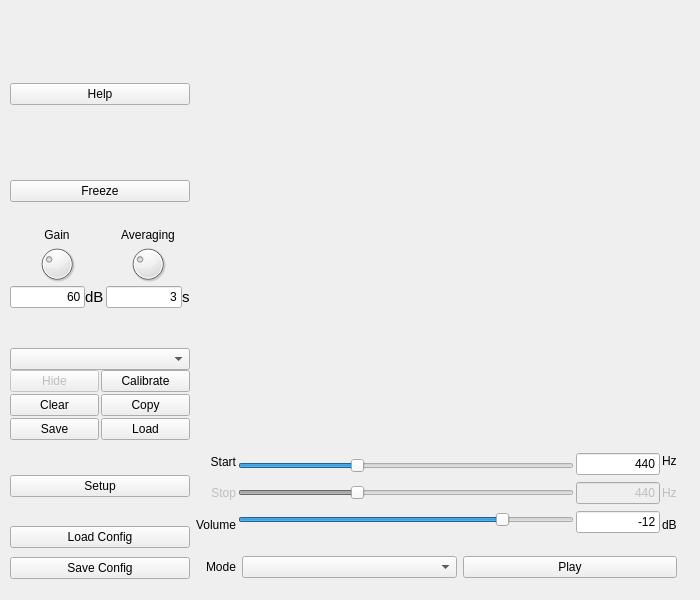
Above: ui_AudioHelperGUI.ui from Rachael-ED/AudioHelper before the change. Below: the same form after it.
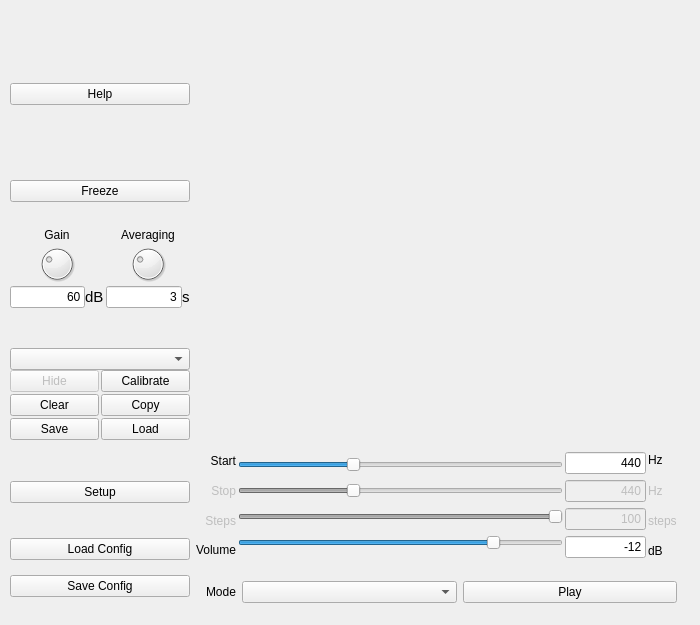
That is the form after the change. Icons and pictures are not drawn.

Commit message: Added slider for sweep steps

What changed in the file:
```diff
--- a/ui_AudioHelperGUI.ui
+++ b/ui_AudioHelperGUI.ui
@@ -7,7 +7,7 @@
     <x>0</x>
     <y>0</y>
     <width>700</width>
-    <height>600</height>
+    <height>625</height>
    </rect>
   </property>
   <property name="sizePolicy">
@@ -19,13 +19,13 @@
   <property name="minimumSize">
    <size>
     <width>700</width>
-    <height>600</height>
+    <height>625</height>
    </size>
   </property>
   <property name="maximumSize">
    <size>
     <width>700</width>
-    <height>600</height>
+    <height>625</height>
    </size>
   </property>
   <property name="windowTitle">
@@ -37,7 +37,7 @@
      <x>10</x>
      <y>10</y>
      <width>677</width>
-     <height>578</height>
+     <height>603</height>
     </rect>
    </property>
    <layout class="QGridLayout" name="gridLayout" columnstretch="1,6" rowminimumheight="430,120" columnminimumwidth="180,380">
@@ -91,6 +91,19 @@
             </property>
            </widget>
           </item>
+          <item>
+           <widget class="QLabel" name="lbl_aud_gen_steps">
+            <property name="enabled">
+             <bool>false</bool>
+            </property>
+            <property name="text">
+             <string>Steps</string>
+            </property>
+            <property name="alignment">
+             <set>Qt::AlignRight|Qt::AlignTrailing|Qt::AlignVCenter</set>
+            </property>
+           </widget>
+          </item>
           <item>
            <widget class="QLabel" name="lbl_aud_gen_vol">
             <property name="text">
@@ -149,6 +162,34 @@
             </property>
            </widget>
           </item>
+          <item>
+           <widget class="QSlider" name="sld_aud_gen_steps">
+            <property name="enabled">
+             <bool>false</bool>
+            </property>
+            <property name="minimum">
+             <number>1</number>
+            </property>
+            <property name="maximum">
+             <number>100</number>
+            </property>
+            <property name="value">
+             <number>100</number>
+            </property>
+            <property name="orientation">
+             <enum>Qt::Horizontal</enum>
+            </property>
+            <property name="invertedAppearance">
+             <bool>false</bool>
+            </property>
+            <property name="tickPosition">
+             <enum>QSlider::NoTicks</enum>
+            </property>
+            <property name="tickInterval">
+             <number>10</number>
+            </property>
+           </widget>
+          </item>
           <item>
            <widget class="QSlider" name="sld_aud_gen_vol">
             <property name="minimum">
@@ -201,6 +242,19 @@
             </property>
            </widget>
           </item>
+          <item>
+           <widget class="QLineEdit" name="txt_aud_gen_steps">
+            <property name="enabled">
+             <bool>false</bool>
+            </property>
+            <property name="text">
+             <string>100</string>
+            </property>
+            <property name="alignment">
+             <set>Qt::AlignRight|Qt::AlignTrailing|Qt::AlignVCenter</set>
+            </property>
+           </widget>
+          </item>
           <item>
            <widget class="QLineEdit" name="txt_aud_gen_vol">
             <property name="text">
@@ -232,6 +286,16 @@
             </property>
            </widget>
           </item>
+          <item>
+           <widget class="QLabel" name="lbl_aud_gen_steps_unit">
+            <property name="enabled">
+             <bool>false</bool>
+            </property>
+            <property name="text">
+             <string>steps</string>
+            </property>
+           </widget>
+          </item>
           <item>
            <widget class="QLabel" name="lbl_aud_gen_vol_unit">
             <property name="text">
```
The commit also changes 3 other files.
